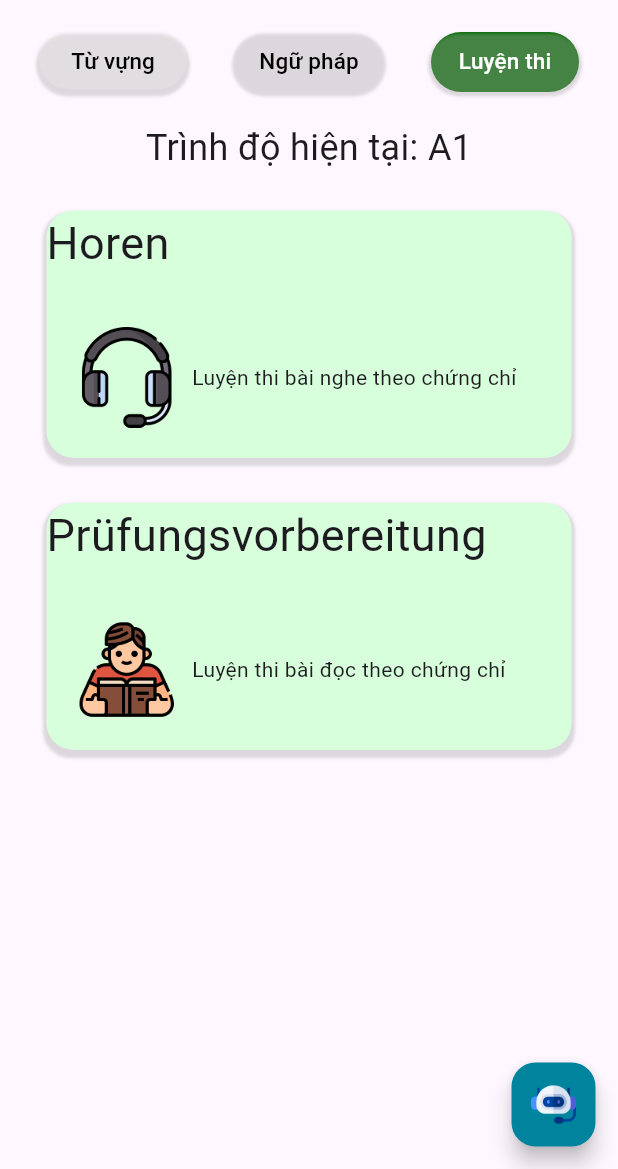
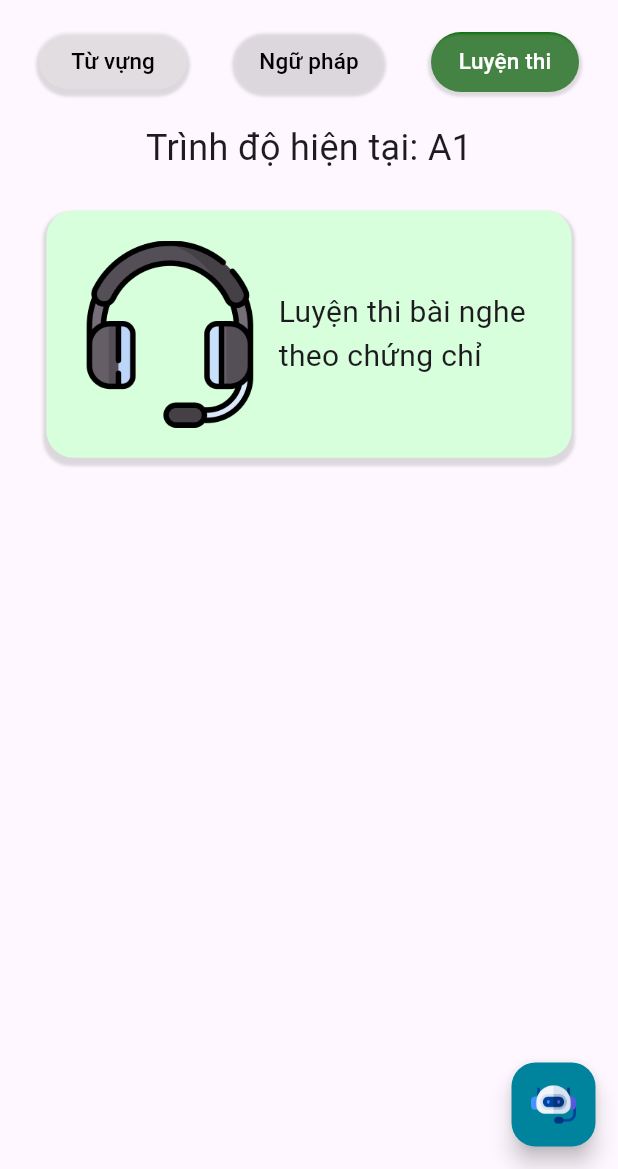
Before and after one commit to DAIKOOH12/android_nc, a Flutter app: the screen it shows once a user with an empty profile is signed in, tab 3 chosen, on a phone screen of 412 x 824 dp, the part 67-1236 px from its top. Run offline on Flutter 3.47's test engine with Material 3 defaults, Android fonts, the phone set to English and light mode, and no system bars; our stand-ins replace audioplayers, cached_network_image, cloud_firestore, firebase_auth, firebase_core, fl_chart and 10 more; missing offline and left inert: flutter_facebook_auth, flutter_pdfview, syncfusion_flutter_pdfviewer; accounts and stored records are empty.

Commit message:
Sua ban cap nhat

```diff
--- a/lib/pages/luỵenThi.dart
+++ b/lib/pages/luỵenThi.dart
@@ -57,19 +57,16 @@ class _luyenThiState extends State<luyenThi> {
                         ),
                         child: Stack(
                           children: [
-                            Text(
-                                "Horen",
-                              style: TextStyle(
-                                fontSize: 30,
-                              ),
-                            ),
+                            // Text(
+                            //     "Horen",
+                            //   style: TextStyle(
+                            //     fontSize: 30,
+                            //   ),
+                            // ),
                             Positioned(
-                              bottom: 0,
-                              left: 0,
-                              right: 0,
+
                               child: Container(
                                 padding: EdgeInsets.all(20),
-                                height: size.height * 0.13,
                                   decoration: BoxDecoration(
                                     // color: Colors.white
                                     borderRadius: BorderRadius.vertical(bottom: Radius.circular(18))
@@ -88,7 +85,7 @@ class _luyenThiState extends State<luyenThi> {
                                             Text(
                                               'Luyện thi bài nghe theo chứng chỉ',
                                               style: TextStyle(
-
+                                                fontSize: 20,
                                               ),
                                             ),
                                           ]
@@ -107,69 +104,68 @@ class _luyenThiState extends State<luyenThi> {
 
                     //Bài đọc
 
-                    Container(
-                      width: size.width * 0.85,
-                      height: size.height * 0.2,
-                      decoration: BoxDecoration(
-                        color: Color(0xFFD7FFDB),
-                        borderRadius: BorderRadius.circular(18),
-                        boxShadow: [
-                          BoxShadow(
-                            color: Color.fromRGBO(168, 168, 168, 0.4),
-                            spreadRadius: 2,
-                            blurRadius: 1,
-                            offset: Offset(0, 3),
-                          ),
-                        ],
-                      ),
-                      child: Stack(
-                        children: [
-
-                          Text(
-                              "Prüfungsvorbereitung",
-                            style: TextStyle(
-                              fontSize: 30
-                            ),
-                          ),
-                          Positioned(
-                            bottom: 0,
-                            left: 0,
-                            right: 0,
-                            child: Container(
-                                padding: EdgeInsets.all(20),
-                                height: size.height * 0.13,
-                                decoration: BoxDecoration(
-                                  // color: Colors.white
-                                    borderRadius: BorderRadius.vertical(bottom: Radius.circular(18))
-                                ),
-                                child: Row(
-                                    children: [
-                                      Image(image: AssetImage('images/reading.png'),
-
-                                        // AssetImage('images/headphone.png'),
-                                        // size: 50,
-                                      ),
-                                      SizedBox(width: 10,),
-                                      Expanded(
-                                        child: Wrap(
-                                            children: [
-                                              Text(
-                                                'Luyện thi bài đọc theo chứng chỉ',
-                                                style: TextStyle(
-
-                                                ),
-                                              ),
-                                            ]
-                                        ),
-                                      )
-                                    ]
-                                )
-                            ),
-                          )
-                        ],
-                      ),
-                    )
-
+                    // Container(
+                    //   width: size.width * 0.85,
+                    //   height: size.height * 0.2,
+                    //   decoration: BoxDecoration(
+                    //     color: Color(0xFFD7FFDB),
+                    //     borderRadius: BorderRadius.circular(18),
+                    //     boxShadow: [
+                    //       BoxShadow(
+                    //         color: Color.fromRGBO(168, 168, 168, 0.4),
+                    //         spreadRadius: 2,
+                    //         blurRadius: 1,
+                    //         offset: Offset(0, 3),
+                    //       ),
+                    //     ],
+                    //   ),
+                    //   child: Stack(
+                    //     children: [
+                    //
+                    //       Text(
+                    //           "Prüfungsvorbereitung",
+                    //         style: TextStyle(
+                    //           fontSize: 30
+                    //         ),
+                    //       ),
+                    //       Positioned(
+                    //         bottom: 0,
+                    //         left: 0,
+                    //         right: 0,
+                    //         child: Container(
+                    //             padding: EdgeInsets.all(20),
+                    //             height: size.height * 0.13,
+                    //             decoration: BoxDecoration(
+                    //               // color: Colors.white
+                    //                 borderRadius: BorderRadius.vertical(bottom: Radius.circular(18))
+                    //             ),
+                    //             child: Row(
+                    //                 children: [
+                    //                   Image(image: AssetImage('images/reading.png'),
+                    //
+                    //                     // AssetImage('images/headphone.png'),
+                    //                     // size: 50,
+                    //                   ),
+                    //                   SizedBox(width: 10,),
+                    //                   Expanded(
+                    //                     child: Wrap(
+                    //                         children: [
+                    //                           Text(
+                    //                             'Luyện thi bài đọc theo chứng chỉ',
+                    //                             style: TextStyle(
+                    //
+                    //                             ),
+                    //                           ),
+                    //                         ]
+                    //                     ),
+                    //                   )
+                    //                 ]
+                    //             )
+                    //         ),
+                    //       )
+                    //     ],
+                    //   ),
+                    // )
 
                   ],
                 ),
--- a/pubspec.yaml
+++ b/pubspec.yaml
@@ -16,7 +16,7 @@ publish_to: 'none' # Remove this line if you wish to publish to pub.dev
 # https://developer.apple.com/library/archive/documentation/General/Reference/InfoPlistKeyReference/Articles/CoreFoundationKeys.html
 # In Windows, build-name is used as the major, minor, and patch parts
 # of the product and file versions while build-number is used as the build suffix.
-version: 1.0.11+12
+version: 1.0.13+14
 
 environment:
   sdk: '>=3.3.0 <4.0.0'
```
